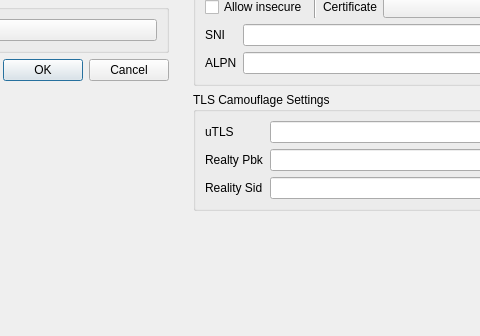
Old version of the form ui/edit/dialog_edit_profile.ui in the repository MatsuriDayo/nekoray; both pictures show x 319 to 799 and y 464 to 800 of the 1000 by 800 pixel window.
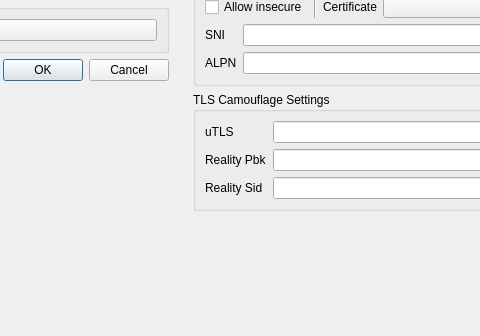
New version of the form. Custom widgets are drawn as their Qt base class.

Diff of the .ui file:
```diff
--- a/ui/edit/dialog_edit_profile.ui
+++ b/ui/edit/dialog_edit_profile.ui
@@ -509,7 +509,7 @@
             <string>Reality public key. If not empty, turn TLS into REALITY.</string>
            </property>
            <property name="text">
-            <string notr="true">Realty Pbk</string>
+            <string notr="true">Reality Pbk</string>
            </property>
           </widget>
          </item>
```
